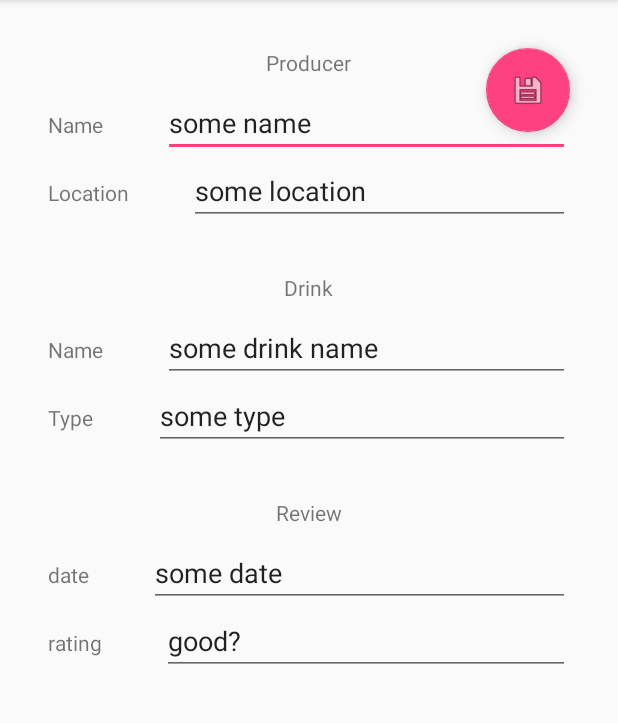
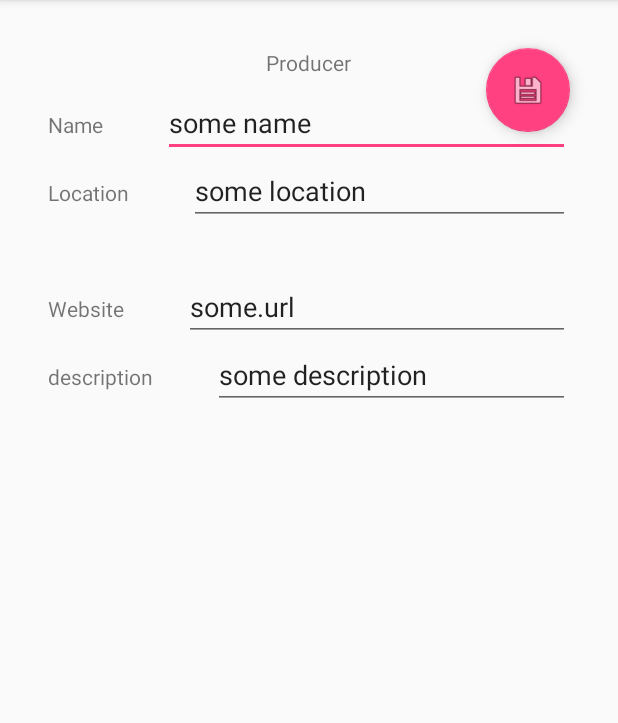
Before and after one commit to fbartnitzek/TasteEmAll, an Android app: the screen it shows after launch (AddActivity before the commit, AddProducerActivity after it), after a tap on an icon or button, on a phone screen of 412 x 824 dp, the part 84-807 px from its top. Run offline under Robolectric (Android 15) with nearby library versions, the phone set to English and light mode, and no system bars.

Commit message:
updated design: one activity/layout per addClass   at first just for Producer, DetailView still missing

```diff
--- a/app/src/main/AndroidManifest.xml
+++ b/app/src/main/AndroidManifest.xml
@@ -34,7 +34,7 @@
                 android:name="android.support.PARENT_ACTIVITY"
                 android:value="com.example.fbartnitzek.tasteemall.MainActivity"/>
         </activity>
-        <activity android:name=".AddActivity">
+        <activity android:name=".AddProducerActivity">
         </activity>
     </application>
 
--- a/app/src/main/java/com/example/fbartnitzek/tasteemall/AddActivity.java
+++ b/app/src/main/java/com/example/fbartnitzek/tasteemall/AddProducerActivity.java
@@ -4,27 +4,27 @@ import android.os.Bundle;
 import android.support.v7.app.AppCompatActivity;
 import android.util.Log;
 
-public class AddActivity extends AppCompatActivity {
+public class AddProducerActivity extends AppCompatActivity {
 
-    private static final String LOG_TAG = AddActivity.class.getName();
+    private static final String LOG_TAG = AddProducerActivity.class.getName();
 
     @Override
     protected void onCreate(Bundle savedInstanceState) {
         Log.v(LOG_TAG, "onCreate, hashCode=" + this.hashCode() + ", " + "savedInstanceState = [" + savedInstanceState + "]");
         super.onCreate(savedInstanceState);
-        setContentView(R.layout.activity_add);
+        setContentView(R.layout.activity_add_producer);
 
         if (getSupportActionBar() != null) {
             getSupportActionBar().setDisplayHomeAsUpEnabled(true);
         }
 
-        AddFragment addFragment = AddFragment.newInstance();
+        AddProducerFragment addProducerFragment = AddProducerFragment.newInstance();
 
         if (savedInstanceState == null) {
             Log.v(LOG_TAG, "onCreate, hashCode=" + this.hashCode() + ", new fragment");
 
             getSupportFragmentManager().beginTransaction()
-                    .add(R.id.add_container, addFragment)
+                    .add(R.id.add_container, addProducerFragment)
                     .commit();
         } else {
             Log.v(LOG_TAG, "onCreate, hashCode=" + this.hashCode() + ", fragment should already exist");
--- a/app/src/main/java/com/example/fbartnitzek/tasteemall/AddFragment.java
+++ b/app/src/main/java/com/example/fbartnitzek/tasteemall/AddProducerFragment.java
@@ -18,31 +18,33 @@ import com.example.fbartnitzek.tasteemall.data.DatabaseHelper;
 /**
  * A simple {@link Fragment} subclass.
  * to handle interaction events.
- * Use the {@link AddFragment#newInstance} factory method to
+ * Use the {@link AddProducerFragment#newInstance} factory method to
  * create an instance of this fragment.
  */
-public class AddFragment extends Fragment implements View.OnClickListener {
+public class AddProducerFragment extends Fragment implements View.OnClickListener {
 
     private static EditText mEditProducerName;
     private static EditText mEditProducerLocation;
+    private static EditText mEditProducerWebsite;
+    private static EditText mEditProducerDescription;
     private static View mRootView;
 
-    //TODO: remaining drink / review attributes...
+    //TODO: remaining attributes...
 
-    private static final String LOG_TAG = AddFragment.class.getName();
+    private static final String LOG_TAG = AddProducerFragment.class.getName();
 
-    public AddFragment() {
+    public AddProducerFragment() {
         // Required empty public constructor
     }
 
     /**
      * Use this factory method to create a new instance of
      * this fragment using the provided parameters.
-     * @return A new instance of fragment AddFragment.
+     * @return A new instance of fragment AddProducerFragment.
      */
 
-    public static AddFragment newInstance() {
-        return new AddFragment();
+    public static AddProducerFragment newInstance() {
+        return new AddProducerFragment();
     }
 
     @Override
@@ -56,11 +58,13 @@ public class AddFragment extends Fragment implements View.OnClickListener {
                              Bundle savedInstanceState) {
         // Inflate the layout for this fragment
         Log.v(LOG_TAG, "onCreateView, hashCode=" + this.hashCode() + ", " + "inflater = [" + inflater + "], container = [" + container + "], savedInstanceState = [" + savedInstanceState + "]");
-        mRootView = inflater.inflate(R.layout.fragment_add, container, false);
+        mRootView = inflater.inflate(R.layout.fragment_add_producer, container, false);
 
         mRootView.findViewById(R.id.fab_save).setOnClickListener(this);
         mEditProducerName = (EditText) mRootView.findViewById(R.id.producer_name);
         mEditProducerLocation = (EditText) mRootView.findViewById(R.id.producer_location);
+        mEditProducerWebsite = (EditText) mRootView.findViewById(R.id.producer_website);
+        mEditProducerDescription = (EditText) mRootView.findViewById(R.id.producer_description);
 
         return mRootView;
     }
@@ -91,8 +95,8 @@ public class AddFragment extends Fragment implements View.OnClickListener {
                 DatabaseHelper.buildProducerValues(
                         "producer_" + mEditProducerName.getText().toString(),
                         mEditProducerName.getText().toString(),
-                        "some description",
-                        "some website",
+                        mEditProducerDescription.getText().toString(),
+                        mEditProducerWebsite.getText().toString(),
                         mEditProducerLocation.getText().toString())
         );
 
--- a/app/src/main/java/com/example/fbartnitzek/tasteemall/MainActivity.java
+++ b/app/src/main/java/com/example/fbartnitzek/tasteemall/MainActivity.java
@@ -76,7 +76,7 @@ public class MainActivity extends AppCompatActivity implements View.OnClickListe
     public void onClick(View v) {
 
         // TODO: twoPane-mode and maybe some other stuff
-        Intent intent = new Intent(this, AddActivity.class);
+        Intent intent = new Intent(this, AddProducerActivity.class);
         startActivity(intent);
     }
 }
--- a/app/src/main/java/com/example/fbartnitzek/tasteemall/MainFragment.java
+++ b/app/src/main/java/com/example/fbartnitzek/tasteemall/MainFragment.java
@@ -21,6 +21,8 @@ import android.widget.Toast;
 import com.example.fbartnitzek.tasteemall.data.DatabaseContract.ProducerEntry;
 import com.example.fbartnitzek.tasteemall.data.pojo.Producer;
 
+import static android.support.design.widget.Snackbar.LENGTH_SHORT;
+
 /**
  * A placeholder fragment containing a simple view.
  */
@@ -29,7 +31,7 @@ public class MainFragment extends Fragment implements LoaderManager.LoaderCallba
     private static final String LOG_TAG = MainFragment.class.getName();
     private static final int PRODUCER_LOADER_ID = 123;
 
-    private RecyclerView mBreweryRecyclerView;
+    private RecyclerView mProducerRecyclerView;
     private int mProducerPosition = ListView.INVALID_POSITION;
     private ProducerAdapter mProducerAdapter;
 
@@ -80,7 +82,7 @@ public class MainFragment extends Fragment implements LoaderManager.LoaderCallba
         rootView.findViewById(R.id.button_refresh).setOnClickListener(new View.OnClickListener() {
             @Override
             public void onClick(View v) {
-                Snackbar.make(rootView, "refreshing producers... ", Snackbar.LENGTH_SHORT)
+                Snackbar.make(rootView, "refreshing producers... ", LENGTH_SHORT)
 //                        .setAction("Action, null")
                         .show();
                 getLoaderManager().restartLoader(PRODUCER_LOADER_ID, null, MainFragment.this);
@@ -91,46 +93,18 @@ public class MainFragment extends Fragment implements LoaderManager.LoaderCallba
         // if empty: create? -> new Fragment
         // for now just an extra button...
 
-//        final Button newBreweryButton = (Button) rootView.findViewById(R.id.button_new_brewery);
-//        newBreweryButton.setOnClickListener(new View.OnClickListener() {
-//            @Override
-//            public void onClick(View v) {
-//                ((Callback)getActivity()).onNewBrewery(searchView.getQuery());
-//                        Toast.makeText(getActivity(),
-//                                "create new brewery " + searchView.getQuery(), Toast.LENGTH_SHORT).show();
-//            }
-//        });
-
         mProducerAdapter = new ProducerAdapter(new ProducerAdapter.ProducerAdapterClickHandler() {
             @Override
             public void onClick(String name, ProducerAdapter.ViewHolder viewHolder) {
                 Log.v(LOG_TAG, "PACH.onClick, hashCode=" + this.hashCode() + ", " + "name = [" + name + "], viewHolder = [" + viewHolder + "]");
+                Snackbar.make(rootView, name + " clicked ...", LENGTH_SHORT).show();
             }
         });
 
-        mBreweryRecyclerView = (RecyclerView) rootView.findViewById(R.id.recyclerview_producer);
-        mBreweryRecyclerView.setLayoutManager(new LinearLayoutManager(getActivity()));
+        mProducerRecyclerView = (RecyclerView) rootView.findViewById(R.id.recyclerview_producer);
+        mProducerRecyclerView.setLayoutManager(new LinearLayoutManager(getActivity()));
 
-        mBreweryRecyclerView.setAdapter(mProducerAdapter);
-
-//        mBreweryListView = (ListView) rootView.findViewById(R.id.listview_brewery);
-//        mBreweryListView.setAdapter(mProducerAdapter);
-//
-//        mBreweryListView.setOnItemClickListener(new AdapterView.OnItemClickListener() {
-//            @Override
-//            public void onItemClick(AdapterView<?> adapterView, View view, int position, long id) {
-//                Cursor cursor = (Cursor) adapterView.getItemAtPosition(position);
-//
-//                if (cursor != null) {
-//                    // open brewery fragment from main activity
-//                    ((Callback)getActivity()).onProducerSelected(
-//                            ProducerEntry.buildUri(cursor.getLong(COL_QUERY_PRODUCER__ID))
-//                    );
-////                    Toast.makeText(getActivity(), cursor.getString(COL_QUERY_PRODUCER_NAME),
-////                            Toast.LENGTH_SHORT).show();
-//                }
-//            }
-//        });
+        mProducerRecyclerView.setAdapter(mProducerAdapter);
 
         return rootView;
     }
--- a/app/src/main/res/layout/activity_add.xml
+++ b/app/src/main/res/layout/activity_add_producer.xml
@@ -9,6 +9,6 @@
     android:paddingLeft="@dimen/activity_horizontal_margin"
     android:paddingRight="@dimen/activity_horizontal_margin"
     android:paddingTop="@dimen/activity_vertical_margin"
-    tools:context="com.example.fbartnitzek.tasteemall.AddActivity">
+    tools:context=".AddProducerActivity">
 
 </RelativeLayout>
--- a/app/src/main/res/layout/fragment_add_detail.xml
+++ /dev/null
@@ -1,144 +0,0 @@
-<?xml version="1.0" encoding="utf-8"?>
-<LinearLayout xmlns:android="http://schemas.android.com/apk/res/android"
-              xmlns:tools="http://schemas.android.com/tools"
-              android:layout_width="match_parent"
-              android:layout_height="match_parent"
-              android:orientation="vertical"
-              android:padding="16dp"
-              tools:showIn="@layout/fragment_add">
-
-    <!-- TODO: Update blank fragment layout -->
-    <TextView
-        android:layout_width="wrap_content"
-        android:layout_height="wrap_content"
-        android:layout_gravity="center"
-        android:paddingBottom="8dp"
-        android:text="Producer"/>
-
-    <LinearLayout
-        android:layout_width="match_parent"
-        android:layout_height="wrap_content"
-        android:orientation="horizontal">
-
-        <TextView
-            android:layout_width="wrap_content"
-            android:layout_height="wrap_content"
-            android:paddingRight="40dp"
-            android:text="Name"/>
-
-        <EditText
-            android:id="@+id/producer_name"
-            android:layout_width="match_parent"
-            android:layout_height="wrap_content"
-            android:text="some name"/>
-    </LinearLayout>
-
-    <LinearLayout
-        android:layout_width="match_parent"
-        android:layout_height="wrap_content"
-        android:orientation="horizontal"
-        android:paddingBottom="32dp">
-
-        <TextView
-            android:layout_width="wrap_content"
-            android:layout_height="wrap_content"
-            android:paddingRight="40dp"
-            android:text="Location"/>
-
-        <EditText
-            android:id="@+id/producer_location"
-            android:layout_width="match_parent"
-            android:layout_height="wrap_content"
-            android:text="some location"/>
-    </LinearLayout>
-
-    <TextView
-        android:layout_width="wrap_content"
-        android:layout_height="wrap_content"
-        android:text="Drink"
-        android:layout_gravity="center"
-        android:paddingBottom="8dp"/>
-
-    <LinearLayout
-        android:layout_width="match_parent"
-        android:layout_height="wrap_content"
-        android:orientation="horizontal">
-
-        <TextView
-            android:layout_width="wrap_content"
-            android:layout_height="wrap_content"
-            android:paddingRight="40dp"
-            android:text="Name"/>
-
-        <EditText
-            android:id="@+id/drink_name"
-            android:layout_width="match_parent"
-            android:layout_height="wrap_content"
-            android:text="some drink name"/>
-    </LinearLayout>
-
-    <LinearLayout
-        android:layout_width="match_parent"
-        android:layout_height="wrap_content"
-        android:orientation="horizontal"
-        android:paddingBottom="32dp">
-
-        <TextView
-            android:layout_width="wrap_content"
-            android:layout_height="wrap_content"
-            android:paddingRight="40dp"
-            android:text="Type"/>
-
-        <EditText
-            android:id="@+id/drink_type"
-            android:layout_width="match_parent"
-            android:layout_height="wrap_content"
-            android:text="some type"/>
-    </LinearLayout>
-
-
-    <TextView
-        android:layout_width="wrap_content"
-        android:layout_height="wrap_content"
-        android:text="Review"
-        android:layout_gravity="center"
-        android:paddingBottom="8dp"/>
-
-    <LinearLayout
-        android:layout_width="match_parent"
-        android:layout_height="wrap_content"
-        android:orientation="horizontal">
-
-        <TextView
-            android:layout_width="wrap_content"
-            android:layout_height="wrap_content"
-            android:paddingRight="40dp"
-            android:text="date"/>
-
-        <EditText
-            android:id="@+id/review_date"
-            android:layout_width="match_parent"
-            android:layout_height="wrap_content"
-            android:text="some date"/>
-    </LinearLayout>
-
-    <LinearLayout
-        android:layout_width="match_parent"
-        android:layout_height="wrap_content"
-        android:orientation="horizontal"
-        android:paddingBottom="32dp">
-
-        <TextView
-            android:layout_width="wrap_content"
-            android:layout_height="wrap_content"
-            android:text="rating"
-            android:paddingRight="40dp"/>
-
-        <EditText
-            android:id="@+id/review_rating"
-            android:layout_width="match_parent"
-            android:layout_height="wrap_content"
-            android:text="good?"/>
-    </LinearLayout>
-
-</LinearLayout>
--- a/app/src/main/res/layout/fragment_add.xml
+++ b/app/src/main/res/layout/fragment_add_producer.xml
@@ -2,10 +2,9 @@
              xmlns:tools="http://schemas.android.com/tools"
              android:layout_width="match_parent"
              android:layout_height="match_parent"
-             tools:context="com.example.fbartnitzek.tasteemall.AddFragment">
+             tools:context=".AddProducerFragment">
 
-    <!-- TODO: Update blank fragment layout -->
-    <include layout="@layout/fragment_add_detail"/>
+    <include layout="@layout/fragment_add_producer_detail"/>
 
     <android.support.design.widget.FloatingActionButton
         android:id="@+id/fab_save"
--- /dev/null
+++ b/app/src/main/res/layout/fragment_add_producer_detail.xml
@@ -0,0 +1,181 @@
+<?xml version="1.0" encoding="utf-8"?>
+<LinearLayout xmlns:android="http://schemas.android.com/apk/res/android"
+              xmlns:tools="http://schemas.android.com/tools"
+              android:layout_width="match_parent"
+              android:layout_height="match_parent"
+              android:orientation="vertical"
+              android:padding="16dp"
+              tools:showIn="@layout/fragment_add_producer">
+
+    <!-- TODO: Update blank fragment layout -->
+    <TextView
+        android:layout_width="wrap_content"
+        android:layout_height="wrap_content"
+        android:layout_gravity="center"
+        android:paddingBottom="8dp"
+        android:text="Producer"/>
+
+    <LinearLayout
+        android:layout_width="match_parent"
+        android:layout_height="wrap_content"
+        android:orientation="horizontal">
+
+        <TextView
+            android:layout_width="wrap_content"
+            android:layout_height="wrap_content"
+            android:paddingRight="40dp"
+            android:text="Name"/>
+
+        <EditText
+            android:id="@+id/producer_name"
+            android:layout_width="match_parent"
+            android:layout_height="wrap_content"
+            android:text="some name"/>
+    </LinearLayout>
+
+    <LinearLayout
+        android:layout_width="match_parent"
+        android:layout_height="wrap_content"
+        android:orientation="horizontal"
+        android:paddingBottom="32dp">
+
+        <TextView
+            android:layout_width="wrap_content"
+            android:layout_height="wrap_content"
+            android:paddingRight="40dp"
+            android:text="Location"/>
+
+        <EditText
+            android:id="@+id/producer_location"
+            android:layout_width="match_parent"
+            android:layout_height="wrap_content"
+            android:text="some location"/>
+    </LinearLayout>
+
+    <LinearLayout
+        android:layout_width="match_parent"
+        android:layout_height="wrap_content"
+        android:orientation="horizontal">
+
+        <TextView
+            android:layout_width="wrap_content"
+            android:layout_height="wrap_content"
+            android:paddingRight="40dp"
+            android:text="Website"/>
+
+        <EditText
+            android:id="@+id/producer_website"
+            android:layout_width="match_parent"
+            android:layout_height="wrap_content"
+            android:text="some.url"/>
+    </LinearLayout>
+
+    <LinearLayout
+        android:layout_width="match_parent"
+        android:layout_height="wrap_content"
+        android:orientation="horizontal"
+        android:paddingBottom="32dp">
+
+        <TextView
+            android:layout_width="wrap_content"
+            android:layout_height="wrap_content"
+            android:paddingRight="40dp"
+            android:text="description"/>
+
+        <EditText
+            android:id="@+id/producer_description"
+            android:layout_width="match_parent"
+            android:layout_height="wrap_content"
+            android:text="some description"/>
+    </LinearLayout>
+
+    <!--<TextView-->
+        <!--android:layout_width="wrap_content"-->
+        <!--android:layout_height="wrap_content"-->
+        <!--android:text="Drink"-->
+        <!--android:layout_gravity="center"-->
+        <!--android:paddingBottom="8dp"/>-->
+
+    <!--<LinearLayout-->
+        <!--android:layout_width="match_parent"-->
+        <!--android:layout_height="wrap_content"-->
+        <!--android:orientation="horizontal">-->
+
+        <!--<TextView-->
+            <!--android:layout_width="wrap_content"-->
+            <!--android:layout_height="wrap_content"-->
+            <!--android:paddingRight="40dp"-->
+            <!--android:text="Name"/>-->
+
+        <!--<EditText-->
+            <!--android:id="@+id/drink_name"-->
+            <!--android:layout_width="match_parent"-->
+            <!--android:layout_height="wrap_content"-->
+            <!--android:text="some drink name"/>-->
+    <!--</LinearLayout>-->
+
+    <!--<LinearLayout-->
+        <!--android:layout_width="match_parent"-->
+        <!--android:layout_height="wrap_content"-->
+        <!--android:orientation="horizontal"-->
+        <!--android:paddingBottom="32dp">-->
+
+        <!--<TextView-->
+            <!--android:layout_width="wrap_content"-->
+            <!--android:layout_height="wrap_content"-->
+            <!--android:paddingRight="40dp"-->
+            <!--android:text="Type"/>-->
+
+        <!--<EditText-->
+            <!--android:id="@+id/drink_type"-->
+            <!--android:layout_width="match_parent"-->
+            <!--android:layout_height="wrap_content"-->
+            <!--android:text="some type"/>-->
+    <!--</LinearLayout>-->
+
+
+    <!--<TextView-->
+        <!--android:layout_width="wrap_content"-->
+        <!--android:layout_height="wrap_content"-->
+        <!--android:text="Review"-->
+        <!--android:layout_gravity="center"-->
+        <!--android:paddingBottom="8dp"/>-->
+
+    <!--<LinearLayout-->
+        <!--android:layout_width="match_parent"-->
+        <!--android:layout_height="wrap_content"-->
+        <!--android:orientation="horizontal">-->
+
+        <!--<TextView-->
+            <!--android:layout_width="wrap_content"-->
+            <!--android:layout_height="wrap_content"-->
+            <!--android:paddingRight="40dp"-->
+            <!--android:text="date"/>-->
+
+        <!--<EditText-->
+            <!--android:id="@+id/review_date"-->
+            <!--android:layout_width="match_parent"-->
+            <!--android:layout_height="wrap_content"-->
+            <!--android:text="some date"/>-->
+    <!--</LinearLayout>-->
+
+    <!--<LinearLayout-->
+        <!--android:layout_width="match_parent"-->
+        <!--android:layout_height="wrap_content"-->
+        <!--android:orientation="horizontal"-->
+        <!--android:paddingBottom="32dp">-->
+
+        <!--<TextView-->
+            <!--android:layout_width="wrap_content"-->
+            <!--android:layout_height="wrap_content"-->
+            <!--android:text="rating"-->
+            <!--android:paddingRight="40dp"/>-->
+
+        <!--<EditText-->
+            <!--android:id="@+id/review_rating"-->
+            <!--android:layout_width="match_parent"-->
+            <!--android:layout_height="wrap_content"-->
+            <!--android:text="good?"/>-->
+    <!--</LinearLayout>-->
+
+</LinearLayout>
```
